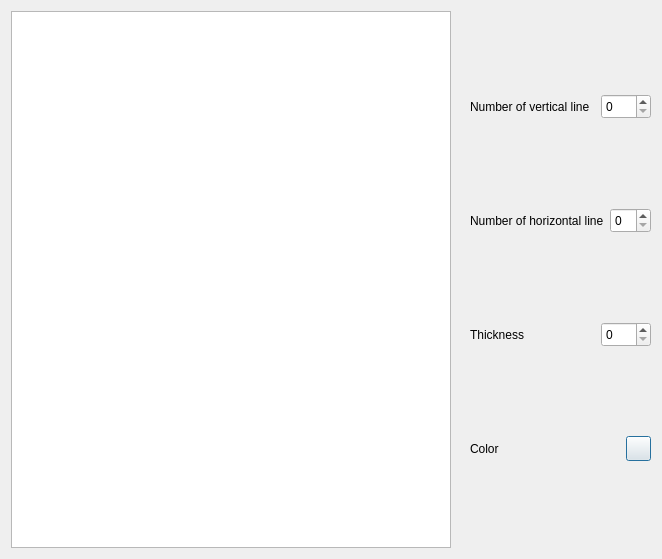
This is src/sheet/dialog_sheet.ui in giacomogroppi/writernote-qt as Qt 5 draws it before an edit. The edited form follows.
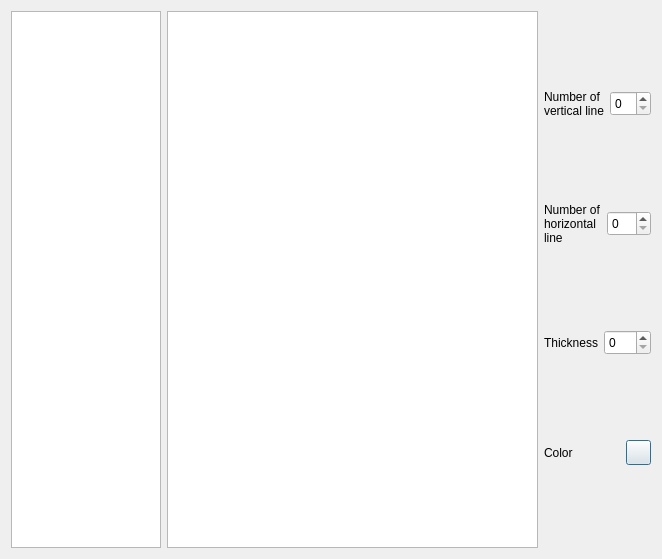
This is the edited form.

```diff
--- a/src/sheet/dialog_sheet.ui
+++ b/src/sheet/dialog_sheet.ui
@@ -14,6 +14,16 @@
    <string>Sheet</string>
   </property>
   <layout class="QHBoxLayout" name="horizontalLayout">
+   <item>
+    <widget class="QListView" name="listView">
+     <property name="maximumSize">
+      <size>
+       <width>150</width>
+       <height>16777215</height>
+      </size>
+     </property>
+    </widget>
+   </item>
    <item>
     <layout class="QHBoxLayout" name="horizontalLayout_main">
      <property name="sizeConstraint">
@@ -22,21 +32,21 @@
      <item>
       <widget class="QGraphicsView" name="graphicsView"/>
      </item>
-     <item>
-      <widget class="QLabel" name="label_disegno">
-       <property name="text">
-        <string/>
-       </property>
-      </widget>
-     </item>
      <item>
       <layout class="QVBoxLayout" name="verticalLayout">
        <item>
         <layout class="QHBoxLayout" name="horizontalLayout_2">
          <item>
           <widget class="QLabel" name="label_orizzontal">
+           <property name="maximumSize">
+            <size>
+             <width>80</width>
+             <height>16777215</height>
+            </size>
+           </property>
            <property name="text">
-            <string>Number of vertical line</string>
+            <string>Number of 
+vertical line</string>
            </property>
           </widget>
          </item>
@@ -58,12 +68,14 @@
           <widget class="QLabel" name="label_vertical">
            <property name="maximumSize">
             <size>
-             <width>16777215</width>
+             <width>80</width>
              <height>16777215</height>
             </size>
            </property>
            <property name="text">
-            <string>Number of horizontal line</string>
+            <string>Number of 
+horizontal 
+line</string>
            </property>
           </widget>
          </item>
@@ -83,6 +95,12 @@
         <layout class="QHBoxLayout" name="horizontalLayout_4">
          <item>
           <widget class="QLabel" name="label_thickness">
+           <property name="maximumSize">
+            <size>
+             <width>80</width>
+             <height>16777215</height>
+            </size>
+           </property>
            <property name="text">
             <string>Thickness</string>
            </property>
@@ -104,6 +122,12 @@
         <layout class="QHBoxLayout" name="horizontalLayout_color">
          <item>
           <widget class="QLabel" name="label_color">
+           <property name="maximumSize">
+            <size>
+             <width>80</width>
+             <height>100</height>
+            </size>
+           </property>
            <property name="text">
             <string>Color</string>
            </property>
```
